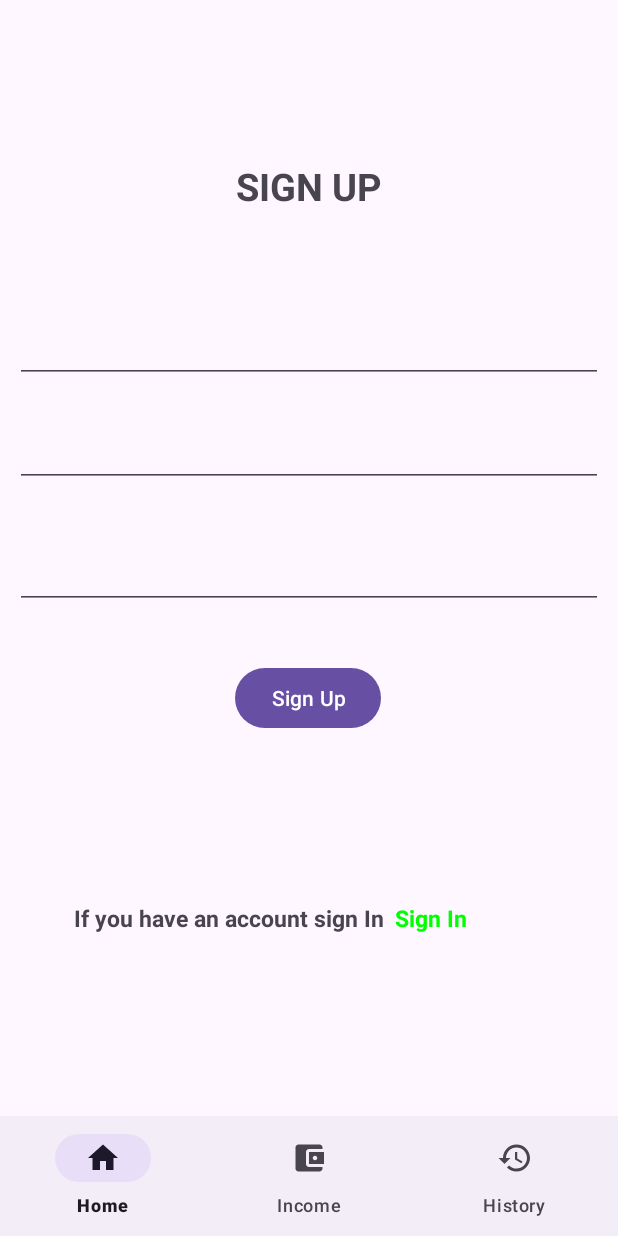
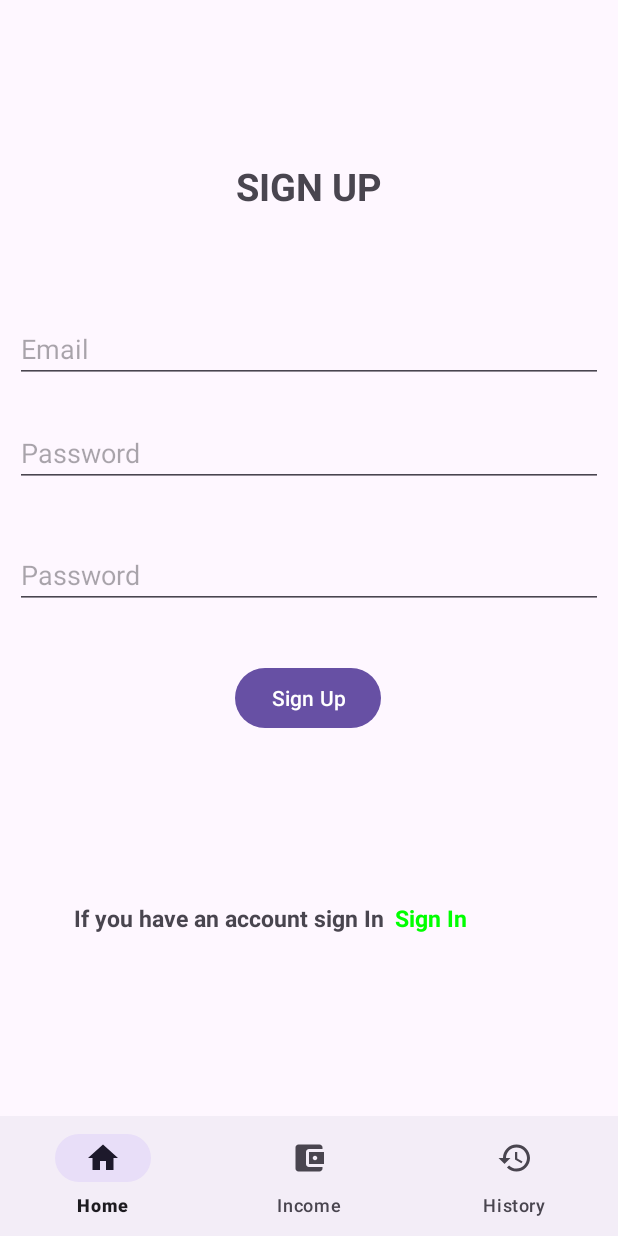
Before and after one commit to Drawins/ExpenseTracker, an Android app: the SignUpFragment screen opened through its navigation route, on a phone screen of 412 x 824 dp. Run offline under Robolectric (Android 15) with nearby library versions, the phone set to English and light mode, and no system bars; our stand-ins replace Firebase (no records; nobody signed in at launch, a user with empty details on screens opened directly), Room's generated code, navigation-ui; 1 statement that could not run was skipped.

Commit message:
adding user authentication using email and password

```diff
--- a/app/src/main/AndroidManifest.xml
+++ b/app/src/main/AndroidManifest.xml
@@ -5,6 +5,7 @@
     <!-- Replace POST_NOTIFICATIONS with the correct permission for posting notifications -->
     <uses-permission android:name="android.permission.POST_NOTIFICATIONS" />
     <uses-permission android:name="android.permission.SYSTEM_ALERT_WINDOW" />
+    <uses-permission android:name="android.permission.INTERNET"/>
 
     <application
         android:name=".LocalNotification.MyApp"
--- a/app/src/main/java/com/example/expensetracker/SignInFragment.kt
+++ b/app/src/main/java/com/example/expensetracker/SignInFragment.kt
@@ -5,26 +5,53 @@ import androidx.fragment.app.Fragment
 import android.view.LayoutInflater
 import android.view.View
 import android.view.ViewGroup
-import android.widget.Button
-import android.widget.EditText
+import android.widget.Toast
+import androidx.navigation.fragment.findNavController
 import com.example.expensetracker.databinding.FragmentSignInBinding
+import com.google.firebase.auth.FirebaseAuth
 
 class SignInFragment : Fragment() {
     private lateinit var binding: FragmentSignInBinding
-    lateinit var emailEditText: EditText
-    lateinit var passwordEditText: EditText
-    lateinit var submitButton: Button
+    private lateinit var firebaseAuth: FirebaseAuth
 
     override fun onCreateView(
         inflater: LayoutInflater, container: ViewGroup?,
         savedInstanceState: Bundle?
     ): View? {
         // Inflate the layout for this fragment
-      binding = FragmentSignInBinding.inflate(inflater,container,false)
-        emailEditText = binding.editTextTextEmailAddress
-        passwordEditText = binding.editTextTextPassword
-        submitButton = binding.buttonSignIn
+        binding = FragmentSignInBinding.inflate(inflater, container, false)
+        firebaseAuth = FirebaseAuth.getInstance()
 
+        signInUser()
+        binding.textView11.setOnClickListener {
+            findNavController().navigate(R.id.action_signInFragment_to_signUpFragment)
+        }
         return binding.root
     }
+
+    private fun signInUser() {
+        binding.buttonSignIn.setOnClickListener {
+            val email = binding.editTextTextEmailAddress.text.toString()
+            val password = binding.editTextTextPassword.text.toString()
+
+            if (email.isNotBlank() && password.isNotBlank()) {
+                firebaseAuth.signInWithEmailAndPassword(email, password).addOnCompleteListener { task ->
+                    if (task.isSuccessful) {
+                        findNavController().navigate(R.id.action_signInFragment_to_displayFragment)
+                    } else {
+                        Toast.makeText(requireContext(), task.exception?.message ?: "Authentication failed", Toast.LENGTH_LONG).show()
+                    }
+                }
+            } else {
+                Toast.makeText(requireContext(), "Please enter both email and password", Toast.LENGTH_LONG).show()
+            }
+        }
+    }
+
+    override fun onStart() {
+        super.onStart()
+        if (firebaseAuth.currentUser != null){
+            findNavController().navigate(R.id.action_signInFragment_to_displayFragment)
+        }
+    }
 }
--- a/app/src/main/java/com/example/expensetracker/SignUpFragment.kt
+++ b/app/src/main/java/com/example/expensetracker/SignUpFragment.kt
@@ -5,55 +5,55 @@ import androidx.fragment.app.Fragment
 import android.view.LayoutInflater
 import android.view.View
 import android.view.ViewGroup
+import android.widget.Toast
+import androidx.navigation.fragment.findNavController
+import com.example.expensetracker.databinding.FragmentSignUpBinding
+import com.google.firebase.auth.FirebaseAuth
 
-// TODO: Rename parameter arguments, choose names that match
-// the fragment initialization parameters, e.g. ARG_ITEM_NUMBER
-private const val ARG_PARAM1 = "param1"
-private const val ARG_PARAM2 = "param2"
+class SignUpFragment : Fragment() {
 
-/**
- * A simple [Fragment] subclass.
- * Use the [SignUpFragment.newInstance] factory method to
- * create an instance of this fragment.
- */
-class SignUpFragment : Fragment() {
-    // TODO: Rename and change types of parameters
-    private var param1: String? = null
-    private var param2: String? = null
-
-    override fun onCreate(savedInstanceState: Bundle?) {
-        super.onCreate(savedInstanceState)
-        arguments?.let {
-            param1 = it.getString(ARG_PARAM1)
-            param2 = it.getString(ARG_PARAM2)
-        }
-    }
+    private lateinit var binding: FragmentSignUpBinding
+    private lateinit var firebaseAuth: FirebaseAuth
 
     override fun onCreateView(
         inflater: LayoutInflater, container: ViewGroup?,
         savedInstanceState: Bundle?
     ): View? {
         // Inflate the layout for this fragment
-        return inflater.inflate(R.layout.fragment_sign_up, container, false)
+        binding = FragmentSignUpBinding.inflate(inflater, container, false)
+
+        firebaseAuth = FirebaseAuth.getInstance()
+
+        signUpUser()
+
+        binding.textView11.setOnClickListener {
+            findNavController().navigate(R.id.action_signUpFragment_to_signInFragment)
+        }
+
+        return binding.root
     }
 
-    companion object {
-        /**
-         * Use this factory method to create a new instance of
-         * this fragment using the provided parameters.
-         *
-         * @param param1 Parameter 1.
-         * @param param2 Parameter 2.
-         * @return A new instance of fragment SignUpFragment.
-         */
-        // TODO: Rename and change types and number of parameters
-        @JvmStatic
-        fun newInstance(param1: String, param2: String) =
-            SignUpFragment().apply {
-                arguments = Bundle().apply {
-                    putString(ARG_PARAM1, param1)
-                    putString(ARG_PARAM2, param2)
+    private fun signUpUser() {
+        binding.button2.setOnClickListener {
+            val email = binding.editTextTextEmailAddress.text.toString()
+            val password = binding.editTextTextPassword.text.toString()
+            val confirmPassword = binding.editTextTextPassword2.text.toString()
+
+            if (email.isNotBlank() && password.isNotBlank() && confirmPassword.isNotBlank()) {
+                if (password == confirmPassword) {
+                    firebaseAuth.createUserWithEmailAndPassword(email, password).addOnCompleteListener { task ->
+                        if (task.isSuccessful) {
+                            findNavController().navigate(R.id.action_signUpFragment_to_signInFragment)
+                        } else {
+                            Toast.makeText(requireContext(), task.exception?.message ?: "Authentication failed", Toast.LENGTH_LONG).show()
+                        }
+                    }
+                } else {
+                    Toast.makeText(requireContext(), "Password Mismatch", Toast.LENGTH_LONG).show()
                 }
+            } else {
+                Toast.makeText(requireContext(), "No empty field allowed", Toast.LENGTH_LONG).show()
             }
+        }
     }
 }
--- a/app/src/main/res/layout/fragment_sign_in.xml
+++ b/app/src/main/res/layout/fragment_sign_in.xml
@@ -14,6 +14,7 @@
         android:layout_height="wrap_content"
         android:layout_marginTop="280dp"
         android:ems="10"
+        android:hint="@string/email"
         android:inputType="textEmailAddress"
         app:layout_constraintEnd_toEndOf="parent"
         app:layout_constraintHorizontal_bias="0.526"
@@ -26,6 +27,7 @@
         android:layout_height="wrap_content"
         android:layout_marginTop="52dp"
         android:ems="10"
+        android:hint="@string/password"
         android:inputType="textPassword"
         app:layout_constraintEnd_toEndOf="parent"
         app:layout_constraintHorizontal_bias="0.842"
@@ -61,7 +63,7 @@
                 android:id="@+id/textView9"
                 android:layout_width="wrap_content"
                 android:layout_height="wrap_content"
-                android:text="@string/if_you_have_an_account_sign_in"
+                android:text="@string/if_you_don_t_have_an_account"
                 android:textSize="15sp"
                 android:textStyle="bold"
                 app:layout_constraintBottom_toBottomOf="parent"
--- a/app/src/main/res/layout/fragment_sign_up.xml
+++ b/app/src/main/res/layout/fragment_sign_up.xml
@@ -13,6 +13,7 @@
         android:layout_height="wrap_content"
         android:layout_marginTop="200dp"
         android:ems="10"
+        android:hint="@string/email"
         android:inputType="textEmailAddress"
         app:layout_constraintEnd_toEndOf="parent"
         app:layout_constraintHorizontal_bias="0.0"
@@ -25,6 +26,7 @@
         android:layout_height="wrap_content"
         android:layout_marginTop="24dp"
         android:ems="10"
+        android:hint="@string/password"
         android:inputType="textPassword"
         app:layout_constraintEnd_toEndOf="parent"
         app:layout_constraintHorizontal_bias="0.0"
@@ -36,6 +38,7 @@
         android:layout_width="0dp"
         android:layout_height="wrap_content"
         android:ems="10"
+        android:hint="@string/password"
         android:inputType="textPassword"
         app:layout_constraintBottom_toTopOf="@+id/button2"
         app:layout_constraintEnd_toEndOf="parent"
--- a/app/src/main/res/navigation/my_nav.xml
+++ b/app/src/main/res/navigation/my_nav.xml
@@ -3,7 +3,7 @@
     xmlns:app="http://schemas.android.com/apk/res-auto"
     xmlns:tools="http://schemas.android.com/tools"
     android:id="@+id/my_nav"
-    app:startDestination="@id/displayFragment">
+    app:startDestination="@id/signInFragment">
 
     <fragment
         android:id="@+id/displayFragment"
--- a/app/src/main/res/values/strings.xml
+++ b/app/src/main/res/values/strings.xml
@@ -25,4 +25,6 @@
     <string name="if_you_have_an_account_sign_in">If you have an account sign In</string>
     <string name="sign_in">Sign In</string>
     <string name="if_you_don_t_have_an_account">If you don\'t have an account</string>
+    <string name="email">Email</string>
+    <string name="password">Password</string>
 </resources>
--- a/build.gradle.kts
+++ b/build.gradle.kts
@@ -12,6 +12,6 @@ buildscript {
 }
 
 plugins {
-    id("com.android.application") version "8.1.2" apply false
+    id("com.android.application") version "8.3.0" apply false
     id("org.jetbrains.kotlin.android") version "1.9.0" apply false
 }
```
Also changed, not shown: gradle/wrapper/gradle-wrapper.properties.
